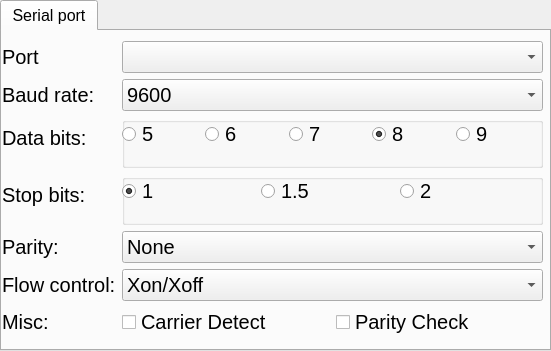
Before: the Qt Designer form src/gui/settingstabserialport.ui in federeghe/olinuxino-aerolab, drawn with Qt 5.
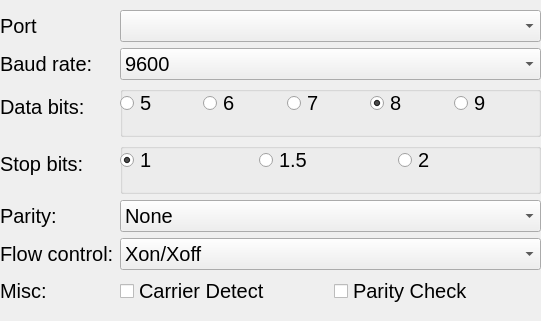
After: the same form once the commit is applied.

The edit to the form file:
```diff
--- a/src/gui/settingstabserialport.ui
+++ b/src/gui/settingstabserialport.ui
@@ -1,21 +1,7 @@
 <?xml version="1.0" encoding="UTF-8"?>
 <ui version="4.0">
- <class>TabSerialPort</class>
-  <widget class="QTabWidget" name="TabSerialPort">
-   <property name="geometry">
-    <rect>
-     <x>0</x>
-     <y>10</y>
-     <width>551</width>
-     <height>351</height>
-    </rect>
-   </property>
-   <property name="font">
-    <font>
-     <pointsize>12</pointsize>
-    </font>
-   </property>
-   <widget class="QWidget" name="serialTab">
+ <class>SettingsTabSerialPort</class>
+   <widget class="QWidget" name="SettingsTabSerialPort">
     <attribute name="title">
      <string>Serial port</string>
     </attribute>
@@ -451,7 +437,7 @@
      </layout>
     </widget>
    </widget>
-  </widget>
+
  <resources/>
  <connections/>
 </ui>
```
